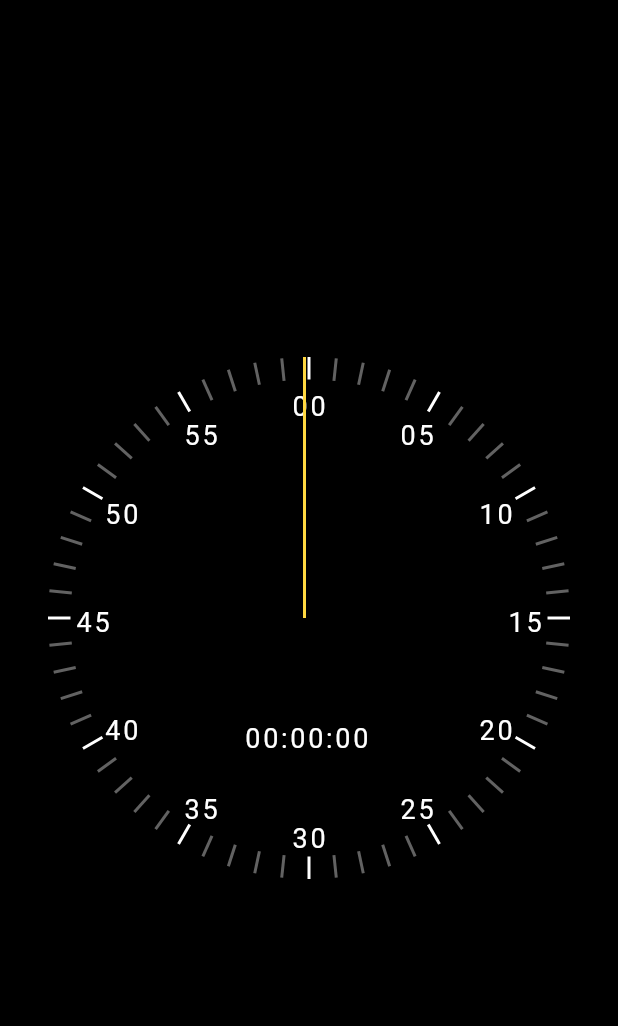
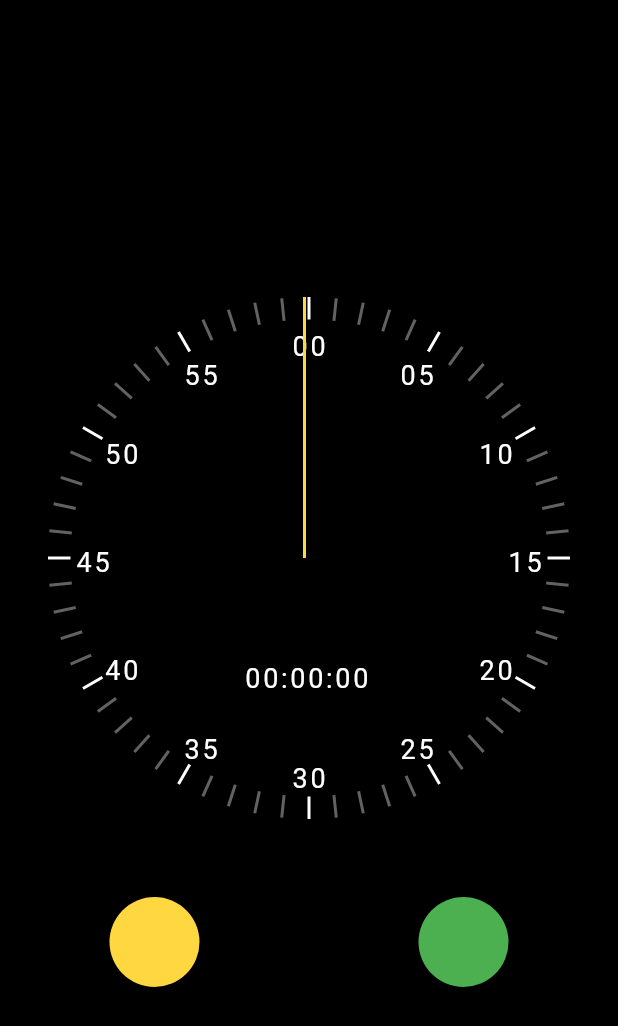
Before and after one commit to devmvk/stopwatch, a Flutter app: the screen it shows after launch, on a phone screen of 412 x 824 dp. Shown: the top 1026 px of the screen. Run offline on Flutter 3.47's test engine with Material 2 defaults, Android fonts, the phone set to English and light mode, and no system bars.

Commit message:
adds basic buttons

```diff
--- a/lib/main.dart
+++ b/lib/main.dart
@@ -36,10 +36,33 @@ class MyHomePage extends StatelessWidget {
                   aspectRatio: 1.0,
                 ),
               ),
+              SizedBox(
+                height: 20,
+              ),
               Row(
                 children: [
-                  Container(),
-                  Container()
+                  Expanded(child: SizedBox()),
+                  Container(
+                    height: 60,
+                    width: 60,
+                    decoration: BoxDecoration(
+                        shape: BoxShape.circle, color: Colors.amberAccent),
+                  ),
+                  Expanded(
+                    flex: 2,
+                    child: SizedBox(),
+                  ),
+                  Container(
+                    height: 60,
+                    width: 60,
+                    decoration: BoxDecoration(
+                      shape: BoxShape.circle,
+                      color: Colors.green,
+                    ),
+                  ),
+                  Expanded(
+                    child: SizedBox(),
+                  ),
                 ],
               )
             ],
```
